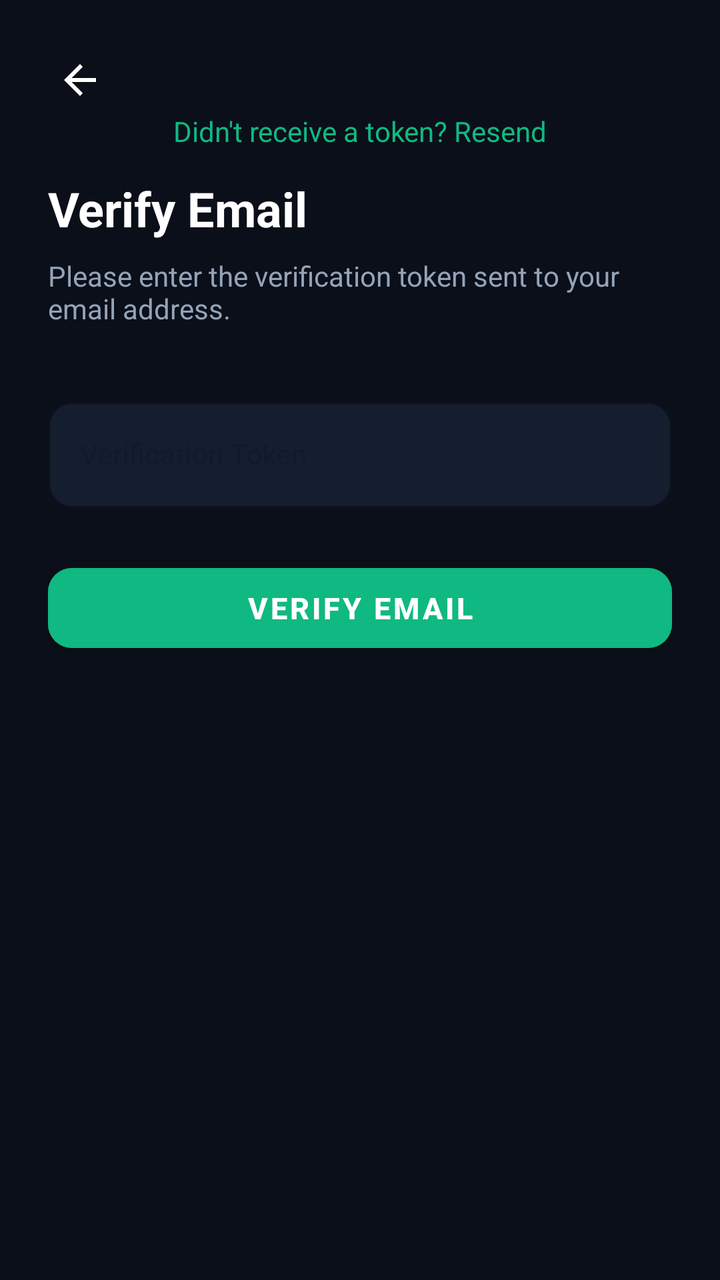
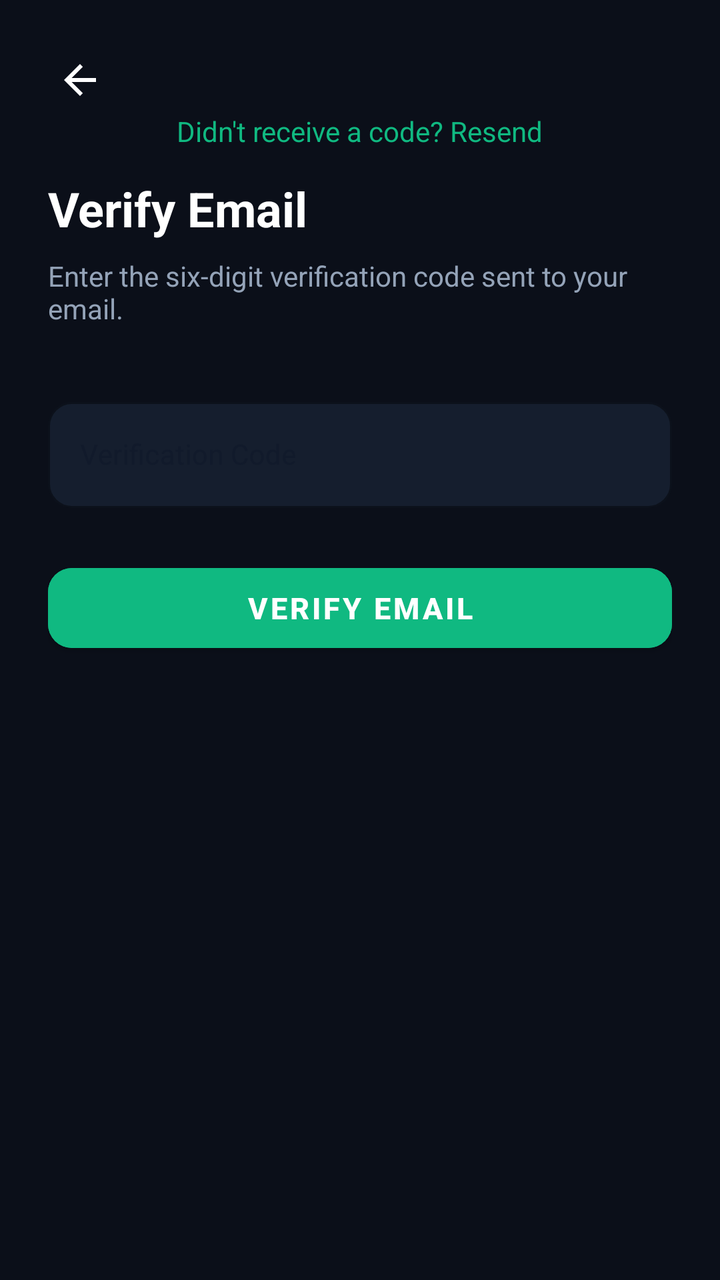

Screens rendered from an Android XML layout before and after an edit, with the pre-edit source and the edit as a unified diff.
<!-- AndroidManifest.xml: application theme Theme.Nexa -->
<!-- res/layout/activity_verify_email.xml -->
<?xml version="1.0" encoding="utf-8"?>
<androidx.constraintlayout.widget.ConstraintLayout xmlns:android="http://schemas.android.com/apk/res/android"
    xmlns:app="http://schemas.android.com/apk/res-auto"
    android:layout_width="match_parent"
    android:layout_height="match_parent"
    android:background="@color/background_dark"
    android:padding="24dp">

    <ImageView
        android:id="@+id/ivBack"
        android:layout_width="32dp"
        android:layout_height="32dp"
        android:background="?attr/selectableItemBackgroundBorderless"
        android:contentDescription="Back"
        android:padding="4dp"
        android:src="@drawable/ic_back"
        app:layout_constraintStart_toStartOf="parent"
        app:layout_constraintTop_toTopOf="parent"
        app:tint="@color/text_white" />

    <TextView
        android:id="@+id/tvTitle"
        android:layout_width="wrap_content"
        android:layout_height="wrap_content"
        android:layout_marginTop="32dp"
        android:text="Verify Email"
        android:textColor="@color/text_white"
        android:textSize="24sp"
        android:textStyle="bold"
        app:layout_constraintStart_toStartOf="parent"
        app:layout_constraintTop_toBottomOf="@id/ivBack" />

    <TextView
        android:id="@+id/tvSubtitle"
        android:layout_width="0dp"
        android:layout_height="wrap_content"
        android:layout_marginTop="8dp"
        android:text="Please enter the verification token sent to your email address."
        android:textColor="@color/text_secondary"
        android:textSize="14sp"
        app:layout_constraintEnd_toEndOf="parent"
        app:layout_constraintStart_toStartOf="parent"
        app:layout_constraintTop_toBottomOf="@id/tvTitle" />

    <com.google.android.material.textfield.TextInputLayout
        android:id="@+id/tilToken"
        style="@style/Widget.MaterialComponents.TextInputLayout.OutlinedBox"
        android:layout_width="match_parent"
        android:layout_height="wrap_content"
        android:layout_marginTop="32dp"
        android:hint="Verification Token"
        app:boxBackgroundColor="@color/background_card"
        app:boxCornerRadiusBottomEnd="12dp"
        app:boxCornerRadiusBottomStart="12dp"
        app:boxCornerRadiusTopEnd="12dp"
        app:boxCornerRadiusTopStart="12dp"
        app:boxStrokeColor="@color/brand_emerald"
        app:hintTextColor="@color/brand_emerald"
        app:layout_constraintTop_toBottomOf="@id/tvSubtitle">

        <com.google.android.material.textfield.TextInputEditText
            android:id="@+id/etToken"
            android:layout_width="match_parent"
            android:layout_height="wrap_content"
            android:inputType="text"
            android:textColor="@color/text_white"
            android:textSize="14sp" />
    </com.google.android.material.textfield.TextInputLayout>

    <com.google.android.material.textfield.TextInputLayout
        android:id="@+id/tilNewPassword"
        style="@style/Widget.MaterialComponents.TextInputLayout.OutlinedBox"
        android:layout_width="match_parent"
        android:layout_height="wrap_content"
        android:layout_marginTop="12dp"
        android:hint="New Password"
        android:visibility="gone"
        app:boxBackgroundColor="@color/background_card"
        app:boxCornerRadiusBottomEnd="12dp"
        app:boxCornerRadiusBottomStart="12dp"
        app:boxCornerRadiusTopEnd="12dp"
        app:boxCornerRadiusTopStart="12dp"
        app:boxStrokeColor="@color/brand_emerald"
        app:hintTextColor="@color/brand_emerald"
        app:layout_constraintTop_toBottomOf="@id/tilToken"
        app:passwordToggleEnabled="true"
        app:passwordToggleTint="@color/text_secondary">

        <com.google.android.material.textfield.TextInputEditText
            android:id="@+id/etNewPassword"
            android:layout_width="match_parent"
            android:layout_height="wrap_content"
            android:inputType="textPassword"
            android:textColor="@color/text_white"
            android:textSize="14sp" />
    </com.google.android.material.textfield.TextInputLayout>

    <com.google.android.material.button.MaterialButton
        android:id="@+id/btnSubmit"
        android:layout_width="match_parent"
        android:layout_height="52dp"
        android:layout_marginTop="24dp"
        android:backgroundTint="@color/brand_emerald"
        android:text="Verify Email"
        android:textColor="@color/text_white"
        android:textSize="15sp"
        android:textStyle="bold"
        app:cornerRadius="12dp"
        app:layout_constraintTop_toBottomOf="@id/tilNewPassword" />

    <ProgressBar
        android:id="@+id/progressBar"
        android:layout_width="32dp"
        android:layout_height="32dp"
        android:layout_marginTop="16dp"
        android:indeterminateTint="@color/brand_emerald"
        android:visibility="gone"
        app:layout_constraintEnd_toEndOf="parent"
        app:layout_constraintStart_toStartOf="parent"
        app:layout_constraintTop_toBottomOf="@id/progressBar" />

    <TextView
        android:id="@+id/tvResend"
        android:layout_width="wrap_content"
        android:layout_height="wrap_content"
        android:layout_marginTop="24dp"
        android:padding="8dp"
        android:text="Didn't receive a token? Resend"
        android:textColor="@color/brand_emerald"
        android:textSize="14sp"
        app:layout_constraintEnd_toEndOf="parent"
        app:layout_constraintStart_toStartOf="parent"
        app:layout_constraintTop_toBottomOf="@id/progressBar" />

</androidx.constraintlayout.widget.ConstraintLayout>
<!-- resources referenced by this layout -->
<resources>
  <color name="background_card">#151E2E</color>
  <color name="background_dark">#0B0F19</color>
  <color name="brand_emerald">#10B981</color>
  <color name="text_secondary">#94A3B8</color>
  <color name="text_white">#FFFFFF</color>
  <!-- drawable ic_back (drawable) -->
  <vector xmlns:android="http://schemas.android.com/apk/res/android"
      android:width="24dp"
      android:height="24dp"
      android:viewportWidth="24"
      android:viewportHeight="24"
      android:tint="?attr/colorControlNormal">
    <path
        android:fillColor="@android:color/white"
        android:pathData="M20,11H7.83l5.59,-5.59L12,4l-8,8 8,8 1.41,-1.41L7.83,13H20v-2z"/>
  </vector>
  <style name="Theme.Nexa" parent="Theme.MaterialComponents.DayNight.NoActionBar">
          
          <item name="colorPrimary">@color/brand_primary</item>
          <item name="colorPrimaryVariant">@color/brand_primary_dark</item>
          <item name="colorOnPrimary">@color/text_white</item>
          
          <item name="colorSecondary">@color/brand_cyan</item>
          <item name="colorSecondaryVariant">@color/brand_emerald</item>
          <item name="colorOnSecondary">@color/text_white</item>
          
          <item name="android:windowBackground">@color/background_light</item>
          <item name="colorSurface">@color/background_card_day</item>
          <item name="colorOnSurface">@color/text_dark_primary</item>
          <item name="colorOnBackground">@color/text_dark_primary</item>
          <item name="android:textColorPrimary">@color/text_dark_primary</item>
          <item name="android:textColorSecondary">@color/text_dark_secondary</item>
          <item name="android:statusBarColor">@color/background_light</item>
          <item name="android:windowLightStatusBar">true</item>
          <item name="android:navigationBarColor">@color/background_card_day</item>
      </style>
  <color name="brand_primary">#6366F1</color>
  <color name="brand_primary_dark">#4F46E5</color>
  <color name="brand_cyan">#06B6D4</color>
  <color name="background_light">#F8FAFC</color>
  <color name="background_card_day">#FFFFFF</color>
  <color name="text_dark_primary">#0F172A</color>
  <color name="text_dark_secondary">#475569</color>
</resources>

<!-- the commit's change to res/layout/activity_verify_email.xml (unified diff, before → after) -->
@@ -35,7 +35,7 @@
         android:layout_width="0dp"
         android:layout_height="wrap_content"
         android:layout_marginTop="8dp"
-        android:text="Please enter the verification token sent to your email address."
+        android:text="Enter the six-digit verification code sent to your email."
         android:textColor="@color/text_secondary"
         android:textSize="14sp"
         app:layout_constraintEnd_toEndOf="parent"
@@ -48,7 +48,7 @@
         android:layout_width="match_parent"
         android:layout_height="wrap_content"
         android:layout_marginTop="32dp"
-        android:hint="Verification Token"
+        android:hint="Verification Code"
         app:boxBackgroundColor="@color/background_card"
         app:boxCornerRadiusBottomEnd="12dp"
         app:boxCornerRadiusBottomStart="12dp"
@@ -62,7 +62,9 @@
             android:id="@+id/etToken"
             android:layout_width="match_parent"
             android:layout_height="wrap_content"
-            android:inputType="text"
+            android:digits="0123456789"
+            android:inputType="number"
+            android:maxLength="6"
             android:textColor="@color/text_white"
             android:textSize="14sp" />
     </com.google.android.material.textfield.TextInputLayout>
@@ -125,7 +127,7 @@
         android:layout_height="wrap_content"
         android:layout_marginTop="24dp"
         android:padding="8dp"
-        android:text="Didn't receive a token? Resend"
+        android:text="Didn't receive a code? Resend"
         android:textColor="@color/brand_emerald"
         android:textSize="14sp"
         app:layout_constraintEnd_toEndOf="parent"
